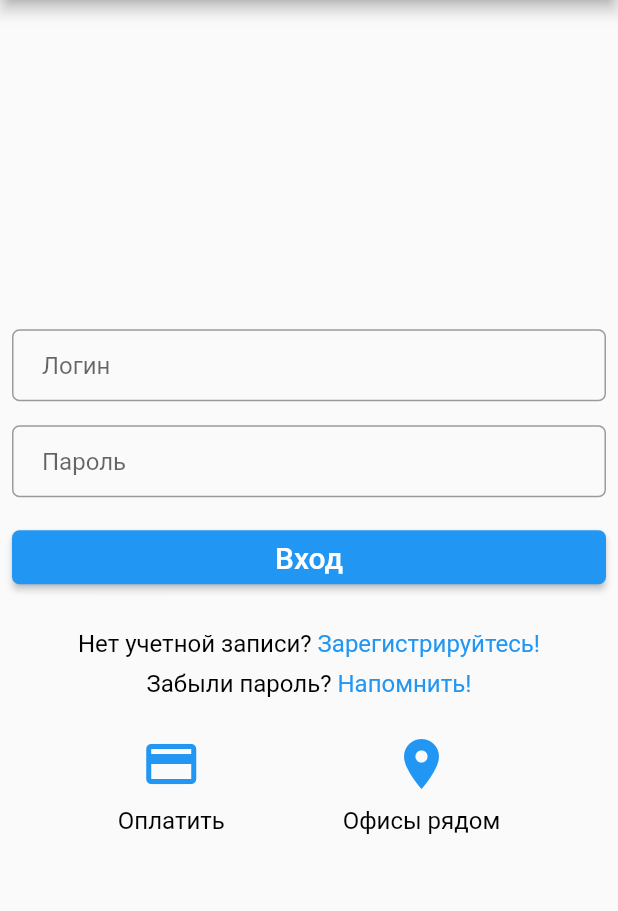
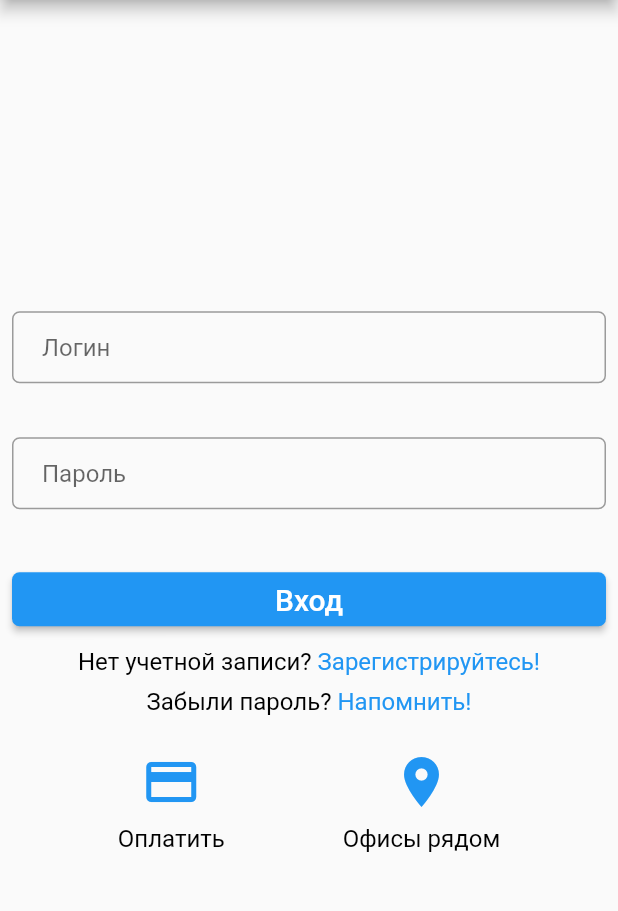
Before and after one commit to bvmarinyak/flutterLoginPage, a Flutter app: the screen it shows after launch, on a phone screen of 412 x 824 dp, the part 84-995 px from its top. Run offline on Flutter 3.47's test engine with Material 2 defaults, Android fonts, the phone set to English and light mode, and no system bars.

Commit message:
Version 0.2 Добавил прокрутку страницы

```diff
--- a/lib/main.dart
+++ b/lib/main.dart
@@ -10,20 +10,19 @@ class LoginPage extends StatelessWidget {
       title: 'Личный кабинет',
       theme: ThemeData(primarySwatch: Colors.blue),
       home: Scaffold(
+        //resizeToAvoidBottomPadding: false,
         appBar: AppBar(
           title: Text('Личный кабинет'),
           leading: Image.asset('assets/logo.png'),
         ),
         body: Center(
-          child: Column(
+          child: SingleChildScrollView(
+            child:  Column(
               mainAxisAlignment: MainAxisAlignment.center,
               children: <Widget>[
                 login,
                 password,
                 buttonEnter,
-              SizedBox(
-                height: 16,
-              ),
                 Row(
                   mainAxisAlignment: MainAxisAlignment.center,
                   children: <Widget>[
@@ -38,26 +37,29 @@ class LoginPage extends StatelessWidget {
                     _createText(Colors.blue, 'Напомнить!')
                   ],
                 ),
-              SizedBox(
-                height: 16,
-              ),
-              Row(
+                Container(
+                  margin: EdgeInsets.only(top: 16),
+                  child: Row(
                     mainAxisAlignment: MainAxisAlignment.spaceEvenly,
                     children: <Widget>[
                       _createButtonIcon(Colors.blue, Colors.black, Icons.credit_card, 'Оплатить'),
                       _createButtonIcon(Colors.blue, Colors.black, Icons.location_on, 'Офисы рядом'),
                     ],
+                  ),
                 )
               ],
             ),
           ),
+        )
       ),
     );
   }
 
 
   final login = Container(
-    margin: EdgeInsets.all(8),
+    padding: EdgeInsets.all(8.0),
+    margin: EdgeInsets.only(bottom: 20.0),
+    //margin: EdgeInsets.all(8),
     child: TextFormField(
       keyboardType: TextInputType.emailAddress,
       autofocus: false,
@@ -72,7 +74,9 @@ class LoginPage extends StatelessWidget {
   );
 
   final password = Container(
-    margin: EdgeInsets.all(8),
+    padding: EdgeInsets.all(8.0),
+    margin: EdgeInsets.only(bottom: 20.0),
+    //margin: EdgeInsets.all(8),
     child: TextFormField(
       autofocus: false,
       obscureText: true,
```
Lines whose indentation alone changed are shown as unchanged.
